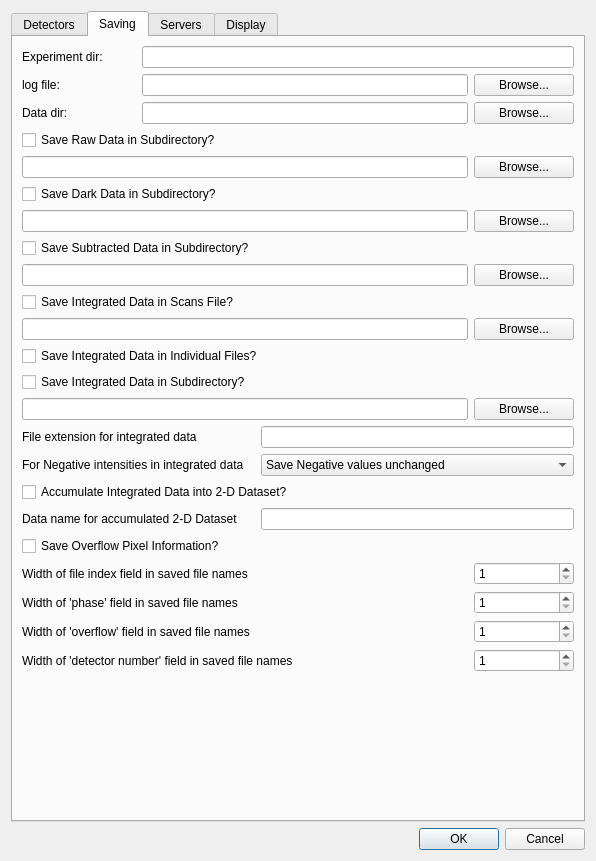
Qt form libraries/qxrdlib/qxrdexperimentpreferencesdialog.ui (guyjennings/qxrd) before a commit.
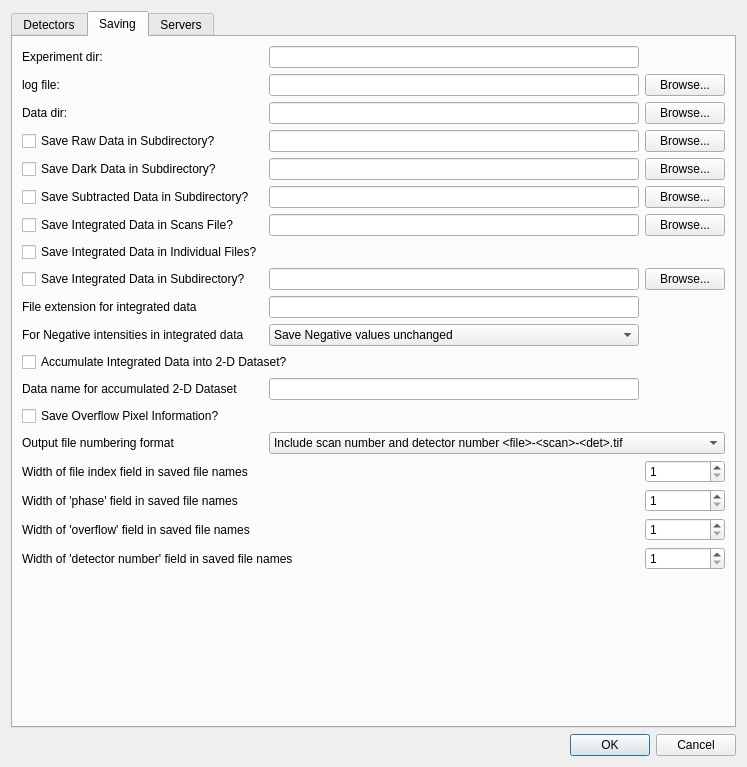
The same form after that commit. The open tabs and pages were chosen to show the change. Icons and pictures are not drawn.

Commit message: Mods to QxrdExperimentPreferencesDialog to use copyFrom/copyTo Added option to control order of fields in generated file names

Diff of the .ui file:
```diff
--- a/libraries/qxrdlib/qxrdexperimentpreferencesdialog.ui
+++ b/libraries/qxrdlib/qxrdexperimentpreferencesdialog.ui
@@ -6,8 +6,8 @@
    <rect>
     <x>0</x>
     <y>0</y>
-    <width>596</width>
-    <height>861</height>
+    <width>747</width>
+    <height>767</height>
    </rect>
   </property>
   <property name="windowTitle">
@@ -131,32 +131,31 @@
        <string>Saving</string>
       </attribute>
       <layout class="QGridLayout" name="gridLayout_7">
-       <item row="13" column="4">
-        <widget class="QPushButton" name="m_IntegratedScansFileBrowse">
+       <item row="7" column="1">
+        <widget class="QLineEdit" name="m_SaveDarkSubdir"/>
+       </item>
+       <item row="15" column="0">
+        <widget class="QCheckBox" name="m_SaveIntegratedInSubdir">
          <property name="text">
-          <string>Browse...</string>
+          <string>Save Integrated Data in Subdirectory?</string>
          </property>
         </widget>
        </item>
-       <item row="24" column="0" colspan="4">
+       <item row="25" column="0" colspan="2">
         <widget class="QLabel" name="label_3">
          <property name="text">
           <string>Width of file index field in saved file names</string>
          </property>
         </widget>
        </item>
-       <item row="0" column="1" colspan="4">
-        <widget class="QLineEdit" name="m_ExperimentDirectory">
-         <property name="toolTip">
-          <string>Directory where experiment file is saved
-Change only by saving a new experiment</string>
-         </property>
-         <property name="readOnly">
-          <bool>true</bool>
+       <item row="26" column="0" colspan="2">
+        <widget class="QLabel" name="label_11">
+         <property name="text">
+          <string>Width of 'phase' field in saved file names</string>
          </property>
         </widget>
        </item>
-       <item row="1" column="4">
+       <item row="1" column="2">
         <widget class="QPushButton" name="m_CurrentLogFileBrowse">
          <property name="toolTip">
           <string>Select new log file</string>
@@ -166,67 +165,14 @@
          </property>
         </widget>
        </item>
-       <item row="0" column="0">
-        <widget class="QLabel" name="label_2">
+       <item row="10" column="0">
+        <widget class="QCheckBox" name="m_SaveSubtractedInSubdir">
          <property name="text">
-          <string>Experiment dir:</string>
+          <string>Save Subtracted Data in Subdirectory?</string>
          </property>
         </widget>
        </item>
-       <item row="18" column="2" colspan="3">
-        <widget class="QLineEdit" name="m_ScanFileExtension"/>
-       </item>
-       <item row="13" column="0" colspan="4">
-        <widget class="QLineEdit" name="m_IntegratedScansFile">
-         <property name="toolTip">
-          <string>Integrated Scans File (relative to data directory)</string>
-         </property>
-        </widget>
-       </item>
-       <item row="23" column="0" colspan="5">
-        <widget class="QCheckBox" name="m_SaveOverflowFiles">
-         <property name="enabled">
-          <bool>true</bool>
-         </property>
-         <property name="toolTip">
-          <string>Save info about overflowed pixels in .overflow file</string>
-         </property>
-         <property name="text">
-          <string>Save Overflow Pixel Information?</string>
-         </property>
-         <property name="checkable">
-          <bool>true</bool>
-         </property>
-        </widget>
-       </item>
-       <item row="9" column="0" colspan="4">
-        <widget class="QLineEdit" name="m_SaveDarkSubdir"/>
-       </item>
-       <item row="11" column="4">
-        <widget class="QPushButton" name="m_SaveSubtractedBrowse">
-         <property name="text">
-          <string>Browse...</string>
-         </property>
-        </widget>
-       </item>
-       <item row="11" column="0" colspan="4">
-        <widget class="QLineEdit" name="m_SaveSubtractedSubdir"/>
-       </item>
-       <item row="1" column="0">
-        <widget class="QLabel" name="label_10">
-         <property name="text">
-          <string>log file:</string>
-         </property>
-        </widget>
-       </item>
-       <item row="14" column="0" colspan="5">
-        <widget class="QCheckBox" name="m_SaveIntegratedInSeparateFiles">
-         <property name="text">
-          <string>Save Integrated Data in Individual Files?</string>
-         </property>
-        </widget>
-       </item>
-       <item row="28" column="1">
+       <item row="29" column="0" colspan="3">
         <spacer name="verticalSpacer_5">
          <property name="orientation">
           <enum>Qt::Vertical</enum>
@@ -239,93 +185,82 @@
          </property>
         </spacer>
        </item>
-       <item row="12" column="0" colspan="4">
-        <widget class="QCheckBox" name="m_SaveIntegratedInLogFile">
-         <property name="text">
-          <string>Save Integrated Data in Scans File?</string>
+       <item row="28" column="2">
+        <widget class="QSpinBox" name="m_DetectorNumberWidth">
+         <property name="minimum">
+          <number>1</number>
          </property>
-        </widget>
-       </item>
-       <item row="15" column="0" colspan="5">
-        <widget class="QCheckBox" name="m_SaveIntegratedInSubdir">
-         <property name="text">
-          <string>Save Integrated Data in Subdirectory?</string>
+         <property name="maximum">
+          <number>20</number>
          </property>
         </widget>
        </item>
-       <item row="19" column="0" colspan="2">
-        <widget class="QLabel" name="label_6">
-         <property name="text">
-          <string>For Negative intensities in integrated data</string>
-         </property>
-        </widget>
-       </item>
-       <item row="7" column="0" colspan="5">
+       <item row="7" column="0">
         <widget class="QCheckBox" name="m_SaveDarkInSubdir">
          <property name="text">
           <string>Save Dark Data in Subdirectory?</string>
          </property>
         </widget>
        </item>
-       <item row="1" column="1" colspan="3">
-        <widget class="QLineEdit" name="m_CurrentLogFile">
-         <property name="toolTip">
-          <string>Log file path (relative to experiment dir)</string>
-         </property>
-        </widget>
-       </item>
-       <item row="6" column="4">
-        <widget class="QPushButton" name="m_SaveRawBrowse">
-         <property name="text">
-          <string>Browse...</string>
-         </property>
-        </widget>
-       </item>
-       <item row="25" column="0" colspan="4">
-        <widget class="QLabel" name="label_11">
-         <property name="text">
-          <string>Width of 'phase' field in saved file names</string>
-         </property>
-        </widget>
-       </item>
-       <item row="2" column="0">
-        <widget class="QLabel" name="label_4">
-         <property name="text">
-          <string>Data dir:</string>
-         </property>
-        </widget>
-       </item>
-       <item row="26" column="0" colspan="4">
+       <item row="27" column="0" colspan="2">
         <widget class="QLabel" name="label_12">
          <property name="text">
           <string>Width of 'overflow' field in saved file names</string>
          </property>
         </widget>
        </item>
-       <item row="19" column="2" colspan="3">
-        <widget class="QComboBox" name="m_ScanDataNegative">
-         <item>
-          <property name="text">
-           <string>Save Negative values unchanged</string>
-          </property>
-         </item>
-         <item>
-          <property name="text">
-           <string>Save Negative values as zero</string>
-          </property>
-         </item>
-         <item>
-          <property name="text">
-           <string>Omit Negative values</string>
-          </property>
-         </item>
+       <item row="23" column="0">
+        <widget class="QCheckBox" name="m_SaveOverflowFiles">
+         <property name="enabled">
+          <bool>true</bool>
+         </property>
+         <property name="toolTip">
+          <string>Save info about overflowed pixels in .overflow file</string>
+         </property>
+         <property name="text">
+          <string>Save Overflow Pixel Information?</string>
+         </property>
+         <property name="checkable">
+          <bool>true</bool>
+         </property>
         </widget>
        </item>
-       <item row="6" column="0" colspan="4">
-        <widget class="QLineEdit" name="m_SaveRawSubdir"/>
+       <item row="18" column="0">
+        <widget class="QLabel" name="label_6">
+         <property name="text">
+          <string>For Negative intensities in integrated data</string>
+         </property>
+        </widget>
        </item>
-       <item row="25" column="4">
-        <widget class="QSpinBox" name="m_FilePhaseWidth">
+       <item row="12" column="2">
+        <widget class="QPushButton" name="m_IntegratedScansFileBrowse">
+         <property name="text">
+          <string>Browse...</string>
+         </property>
+        </widget>
+       </item>
+       <item row="21" column="0" colspan="2">
+        <widget class="QCheckBox" name="m_AccumulateIntegrated2D">
+         <property name="enabled">
+          <bool>true</bool>
+         </property>
+         <property name="text">
+          <string>Accumulate Integrated Data into 2-D Dataset?</string>
+         </property>
+         <property name="checkable">
+          <bool>true</bool>
+         </property>
+        </widget>
+       </item>
+       <item row="22" column="0">
+        <widget class="QLabel" name="label_17">
+         <property name="text">
+          <string>Data name for accumulated 2-D Dataset</string>
+         </property>
+        </widget>
+       </item>
+       <item row="27" column="2">
+        <widget class="QSpinBox" name="m_FileOverflowWidth">
          <property name="minimum">
           <number>1</number>
          </property>
@@ -334,7 +269,21 @@
          </property>
         </widget>
        </item>
-       <item row="2" column="4">
+       <item row="28" column="0" colspan="2">
+        <widget class="QLabel" name="label_13">
+         <property name="text">
+          <string>Width of 'detector number' field in saved file names</string>
+         </property>
+        </widget>
+       </item>
+       <item row="12" column="0">
+        <widget class="QCheckBox" name="m_SaveIntegratedInLogFile">
+         <property name="text">
+          <string>Save Integrated Data in Scans File?</string>
+         </property>
+        </widget>
+       </item>
+       <item row="2" column="2">
         <widget class="QPushButton" name="m_DataDirectoryBrowse">
          <property name="toolTip">
           <string>Select new data directory</string>
@@ -344,14 +293,17 @@
          </property>
         </widget>
        </item>
-       <item row="9" column="4">
-        <widget class="QPushButton" name="m_SaveDarkBrowse">
+       <item row="22" column="1">
+        <widget class="QLineEdit" name="m_AccumulateIntegratedName"/>
+       </item>
+       <item row="15" column="2">
+        <widget class="QPushButton" name="m_SaveIntegratedBrowse">
          <property name="text">
           <string>Browse...</string>
          </property>
         </widget>
        </item>
-       <item row="24" column="4">
+       <item row="25" column="2">
         <widget class="QSpinBox" name="m_FileIndexWidth">
          <property name="minimum">
           <number>1</number>
@@ -361,58 +313,30 @@
          </property>
         </widget>
        </item>
-       <item row="18" column="0" colspan="2">
-        <widget class="QLabel" name="label_7">
-         <property name="text">
-          <string>File extension for integrated data</string>
+       <item row="26" column="2">
+        <widget class="QSpinBox" name="m_FilePhaseWidth">
+         <property name="minimum">
+          <number>1</number>
+         </property>
+         <property name="maximum">
+          <number>20</number>
          </property>
         </widget>
        </item>
-       <item row="16" column="0" colspan="4">
+       <item row="15" column="1">
         <widget class="QLineEdit" name="m_SaveIntegratedSubdir"/>
        </item>
-       <item row="16" column="4">
-        <widget class="QPushButton" name="m_SaveIntegratedBrowse">
+       <item row="7" column="2">
+        <widget class="QPushButton" name="m_SaveDarkBrowse">
          <property name="text">
           <string>Browse...</string>
          </property>
         </widget>
        </item>
-       <item row="22" column="0" colspan="2">
-        <widget class="QLabel" name="label_17">
-         <property name="text">
-          <string>Data name for accumulated 2-D Dataset</string>
-         </property>
-        </widget>
+       <item row="10" column="1">
+        <widget class="QLineEdit" name="m_SaveSubtractedSubdir"/>
        </item>
-       <item row="10" column="0" colspan="2">
-        <widget class="QCheckBox" name="m_SaveSubtractedInSubdir">
-         <property name="text">
-          <string>Save Subtracted Data in Subdirectory?</string>
-         </property>
-        </widget>
-       </item>
-       <item row="5" column="0" colspan="5">
-        <widget class="QCheckBox" name="m_SaveRawInSubdir">
-         <property name="text">
-          <string>Save Raw Data in Subdirectory?</string>
-         </property>
-        </widget>
-       </item>
-       <item row="22" column="2" colspan="3">
-        <widget class="QLineEdit" name="m_AccumulateIntegratedName"/>
-       </item>
-       <item row="26" column="4">
-        <widget class="QSpinBox" name="m_FileOverflowWidth">
-         <property name="minimum">
-          <number>1</number>
-         </property>
-         <property name="maximum">
-          <number>20</number>
-         </property>
-        </widget>
-       </item>
-       <item row="2" column="1" colspan="3">
+       <item row="2" column="1">
         <widget class="QLineEdit" name="m_DataDirectory">
          <property name="toolTip">
           <string>Directory where data files are saved 
@@ -423,36 +347,133 @@
          </property>
         </widget>
        </item>
-       <item row="21" column="0" colspan="5">
-        <widget class="QCheckBox" name="m_AccumulateIntegrated2D">
-         <property name="enabled">
-          <bool>true</bool>
+       <item row="5" column="0">
+        <widget class="QCheckBox" name="m_SaveRawInSubdir">
+         <property name="text">
+          <string>Save Raw Data in Subdirectory?</string>
          </property>
+        </widget>
+       </item>
+       <item row="1" column="1">
+        <widget class="QLineEdit" name="m_CurrentLogFile">
+         <property name="toolTip">
+          <string>Log file path (relative to experiment dir)</string>
+         </property>
+        </widget>
+       </item>
+       <item row="17" column="1">
+        <widget class="QLineEdit" name="m_ScanFileExtension"/>
+       </item>
+       <item row="12" column="1">
+        <widget class="QLineEdit" name="m_IntegratedScansFile">
+         <property name="toolTip">
+          <string>Integrated Scans File (relative to data directory)</string>
+         </property>
+        </widget>
+       </item>
+       <item row="0" column="0">
+        <widget class="QLabel" name="label_2">
          <property name="text">
-          <string>Accumulate Integrated Data into 2-D Dataset?</string>
+          <string>Experiment dir:</string>
          </property>
-         <property name="checkable">
+        </widget>
+       </item>
+       <item row="1" column="0">
+        <widget class="QLabel" name="label_10">
+         <property name="text">
+          <string>log file:</string>
+         </property>
+        </widget>
+       </item>
+       <item row="0" column="1">
+        <widget class="QLineEdit" name="m_ExperimentDirectory">
+         <property name="toolTip">
+          <string>Directory where experiment file is saved
+Change only by saving a new experiment</string>
+         </property>
+         <property name="readOnly">
           <bool>true</bool>
          </property>
         </widget>
        </item>
-       <item row="27" column="4">
-        <widget class="QSpinBox" name="m_DetectorNumberWidth">
-         <property name="minimum">
-          <number>1</number>
+       <item row="17" column="0">
+        <widget class="QLabel" name="label_7">
+         <property name="text">
+          <string>File extension for integrated data</string>
          </property>
-         <property name="maximum">
-          <number>20</number>
+        </widget>
+       </item>
+       <item row="5" column="1">
+        <widget class="QLineEdit" name="m_SaveRawSubdir"/>
+       </item>
+       <item row="14" column="0">
+        <widget class="QCheckBox" name="m_SaveIntegratedInSeparateFiles">
+         <property name="text">
+          <string>Save Integrated Data in Individual Files?</string>
          </property>
         </widget>
        </item>
-       <item row="27" column="0" colspan="4">
-        <widget class="QLabel" name="label_13">
+       <item row="10" column="2">
+        <widget class="QPushButton" name="m_SaveSubtractedBrowse">
          <property name="text">
-          <string>Width of 'detector number' field in saved file names</string>
+          <string>Browse...</string>
          </property>
         </widget>
        </item>
+       <item row="2" column="0">
+        <widget class="QLabel" name="label_4">
+         <property name="text">
+          <string>Data dir:</string>
+         </property>
+        </widget>
+       </item>
+       <item row="18" column="1">
+        <widget class="QComboBox" name="m_ScanDataNegative">
+         <item>
+          <property name="text">
+           <string>Save Negative values unchanged</string>
+          </property>
+         </item>
+         <item>
+          <property name="text">
+           <string>Save Negative values as zero</string>
+          </property>
+         </item>
+         <item>
+          <property name="text">
+           <string>Omit Negative values</string>
+          </property>
+         </item>
+        </widget>
+       </item>
+       <item row="5" column="2">
+        <widget class="QPushButton" name="m_SaveRawBrowse">
+         <property name="text">
+          <string>Browse...</string>
+         </property>
+        </widget>
+       </item>
+       <item row="24" column="0">
+        <widget class="QLabel" name="label_8">
+         <property name="text">
+          <string>Output file numbering format</string>
+         </property>
+        </widget>
+       </item>
+       <item row="24" column="1" colspan="2">
+        <widget class="QComboBox" name="m_FileNameFormat">
+         <item>
+          <property name="text">
+           <string>Include scan number and detector number &lt;file&gt;-&lt;scan&gt;-&lt;det&gt;.tif</string>
+          </property>
+         </item>
+         <item>
+          <property name="text">
+           <string>Include detector number and scan number &lt;file&gt;-&lt;det&gt;-&lt;scan&gt;.tif</string>
+          </property>
+         </item>
+        </widget>
+       </item>
       </layout>
      </widget>
      <widget class="QWidget" name="tab">
@@ -531,69 +552,6 @@
        </item>
       </layout>
      </widget>
-     <widget class="QWidget" name="tab_5">
-      <attribute name="title">
-       <string>Display</string>
-      </attribute>
-      <layout class="QGridLayout" name="gridLayout">
-       <item row="0" column="0">
-        <widget class="QLabel" name="label_8">
-         <property name="text">
-          <string>Preferred Font Size:</string>
-         </property>
-        </widget>
-       </item>
-       <item row="0" column="1">
-        <widget class="QSpinBox" name="m_FontSize">
-         <property name="specialValueText">
-          <string>Default</string>
-         </property>
-         <property name="suffix">
-          <string/>
-         </property>
-         <property name="value">
-          <number>0</number>
-         </property>
-        </widget>
-       </item>
-       <item row="1" column="0">
-        <widget class="QLabel" name="label_9">
-         <property name="text">
-          <string>Preferred Widget Spacing:</string>
-         </property>
-        </widget>
-       </item>
-       <item row="1" column="1">
-        <widget class="QSpinBox" name="m_Spacing">
-         <property name="specialValueText">
-          <string>Default</string>
-         </property>
-         <property name="suffix">
-          <string/>
-         </property>
-         <property name="minimum">
-          <number>-1</number>
-         </property>
-         <property name="value">
-          <number>-1</number>
-         </property>
-        </widget>
-       </item>
-       <item row="2" column="0" colspan="2">
-        <spacer name="verticalSpacer_2">
-         <property name="orientation">
-          <enum>Qt::Vertical</enum>
-         </property>
-         <property name="sizeHint" stdset="0">
-          <size>
-           <width>524</width>
-           <height>576</height>
-          </size>
-         </property>
-        </spacer>
-       </item>
-      </layout>
-     </widget>
     </widget>
    </item>
   </layout>
```
Left out of the diff: 2 changed lines with no effect on the pictures. The commit also changes 8 other files.
